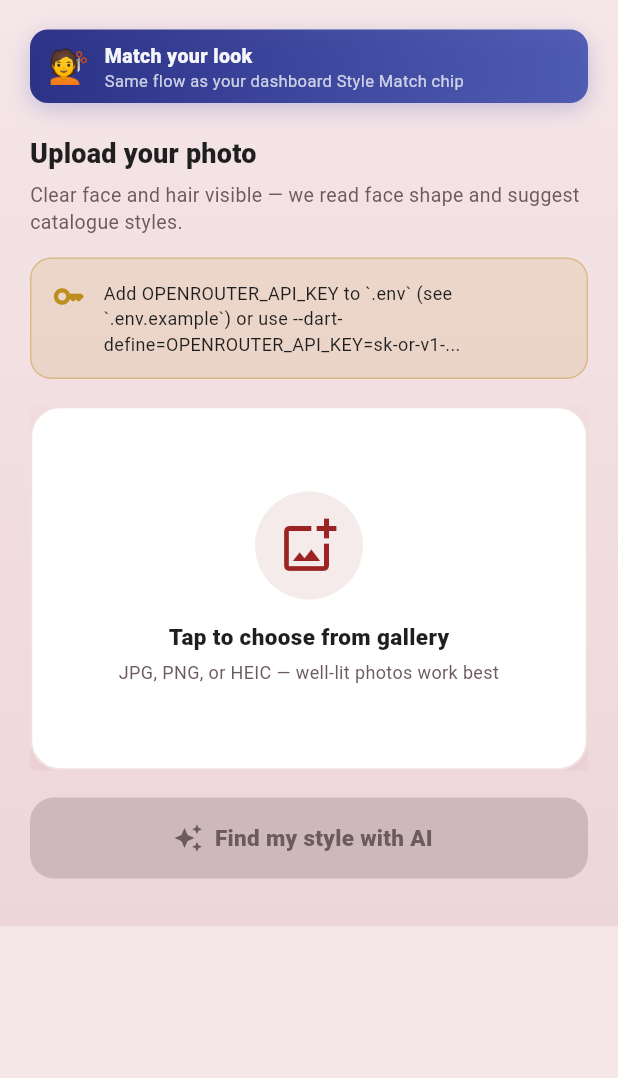
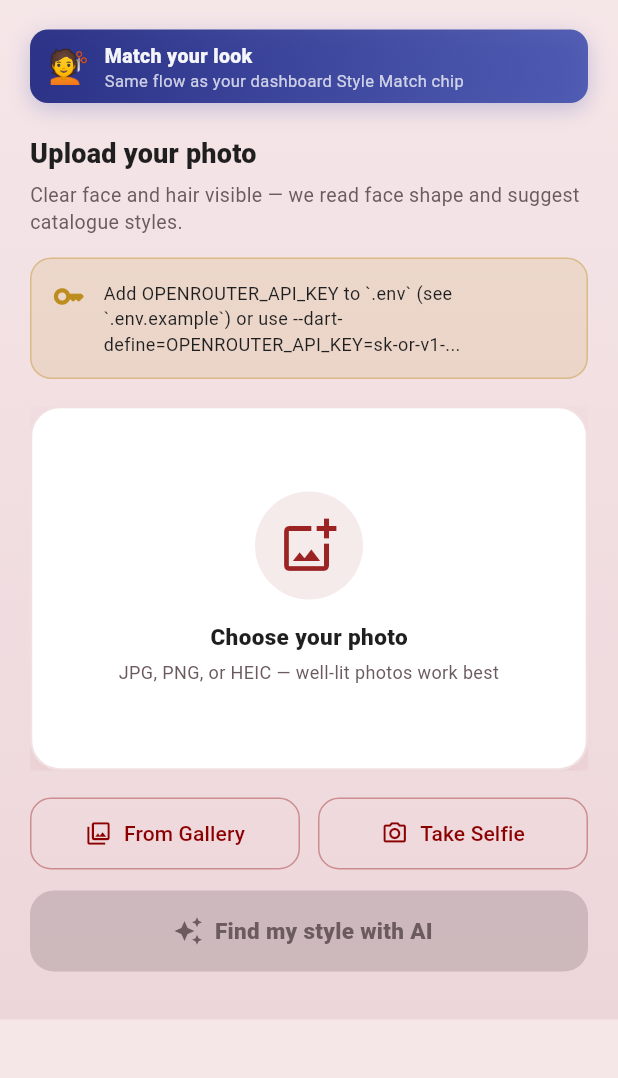
Before and after one commit to sachini-wijesundara/Computing_Individual_Project, a Flutter app: the HairStyleMatcherScreen screen opened directly, on a phone screen of 412 x 824 dp, the part 89-1167 px from its top. Run offline on Flutter 3.47's test engine with Material 3 defaults, Android fonts, the phone set to English and light mode, and no system bars; our stand-ins replace cached_network_image, camera, cloud_firestore, dio, firebase_analytics, firebase_auth and 6 more; missing offline and left inert: tflite_flutter; accounts and stored records are empty.

Commit message:
feat: add gallery and selfie input options for style matcher
Give Hair Style Matcher two explicit image sources (gallery and camera selfie) while keeping the existing AI analysis flow unchanged.

Made-with: Cursor

```diff
--- a/Final_Year_Project/lib/screens/hair_style_matcher_screen.dart
+++ b/Final_Year_Project/lib/screens/hair_style_matcher_screen.dart
@@ -50,6 +50,15 @@ class _HairStyleMatcherState extends State<HairStyleMatcherScreen> {
     _hairLength = null;
     _recommendations = [];
     _analysisNote = null;
+  }
+
+  Future<void> _pickImage(ImageSource source) async {
+    final f = await _picker.pickImage(source: source, imageQuality: 85);
+    if (f == null || !mounted) return;
+    setState(() {
+      _image = File(f.path);
+      _clearAnalysis();
+    });
   }
 
   Future<void> _analyzeWithOpenRouter() async {
@@ -302,18 +311,7 @@ class _HairStyleMatcherState extends State<HairStyleMatcherScreen> {
           Material(
             color: Colors.transparent,
             child: InkWell(
-              onTap: () async {
-                final f = await _picker.pickImage(
-                  source: ImageSource.gallery,
-                  imageQuality: 85,
-                );
-                if (f != null) {
-                  setState(() {
-                    _image = File(f.path);
-                    _clearAnalysis();
-                  });
-                }
-              },
+              onTap: () => _pickImage(ImageSource.gallery),
               borderRadius: BorderRadius.circular(20),
               child: Ink(
                 decoration: BoxDecoration(
@@ -394,7 +392,7 @@ class _HairStyleMatcherState extends State<HairStyleMatcherScreen> {
                             ),
                             const SizedBox(height: 14),
                             Text(
-                              'Tap to choose from gallery',
+                              'Choose your photo',
                               style: TextStyle(
                                 color: _ink,
                                 fontSize: 15,
@@ -421,6 +419,42 @@ class _HairStyleMatcherState extends State<HairStyleMatcherScreen> {
             ),
           ),
           const SizedBox(height: 18),
+          Row(
+            children: [
+              Expanded(
+                child: OutlinedButton.icon(
+                  onPressed: _analyzing ? null : () => _pickImage(ImageSource.gallery),
+                  icon: const Icon(Icons.photo_library_outlined, size: 18),
+                  label: const Text('From Gallery'),
+                  style: OutlinedButton.styleFrom(
+                    foregroundColor: _primary,
+                    side: BorderSide(color: _primary.withValues(alpha: 0.35)),
+                    padding: const EdgeInsets.symmetric(vertical: 14),
+                    shape: RoundedRectangleBorder(
+                      borderRadius: BorderRadius.circular(14),
+                    ),
+                  ),
+                ),
+              ),
+              const SizedBox(width: 12),
+              Expanded(
+                child: OutlinedButton.icon(
+                  onPressed: _analyzing ? null : () => _pickImage(ImageSource.camera),
+                  icon: const Icon(Icons.camera_alt_outlined, size: 18),
+                  label: const Text('Take Selfie'),
+                  style: OutlinedButton.styleFrom(
+                    foregroundColor: _primary,
+                    side: BorderSide(color: _primary.withValues(alpha: 0.35)),
+                    padding: const EdgeInsets.symmetric(vertical: 14),
+                    shape: RoundedRectangleBorder(
+                      borderRadius: BorderRadius.circular(14),
+                    ),
+                  ),
+                ),
+              ),
+            ],
+          ),
+          const SizedBox(height: 14),
           SizedBox(
             width: double.infinity,
             height: 54,
```
